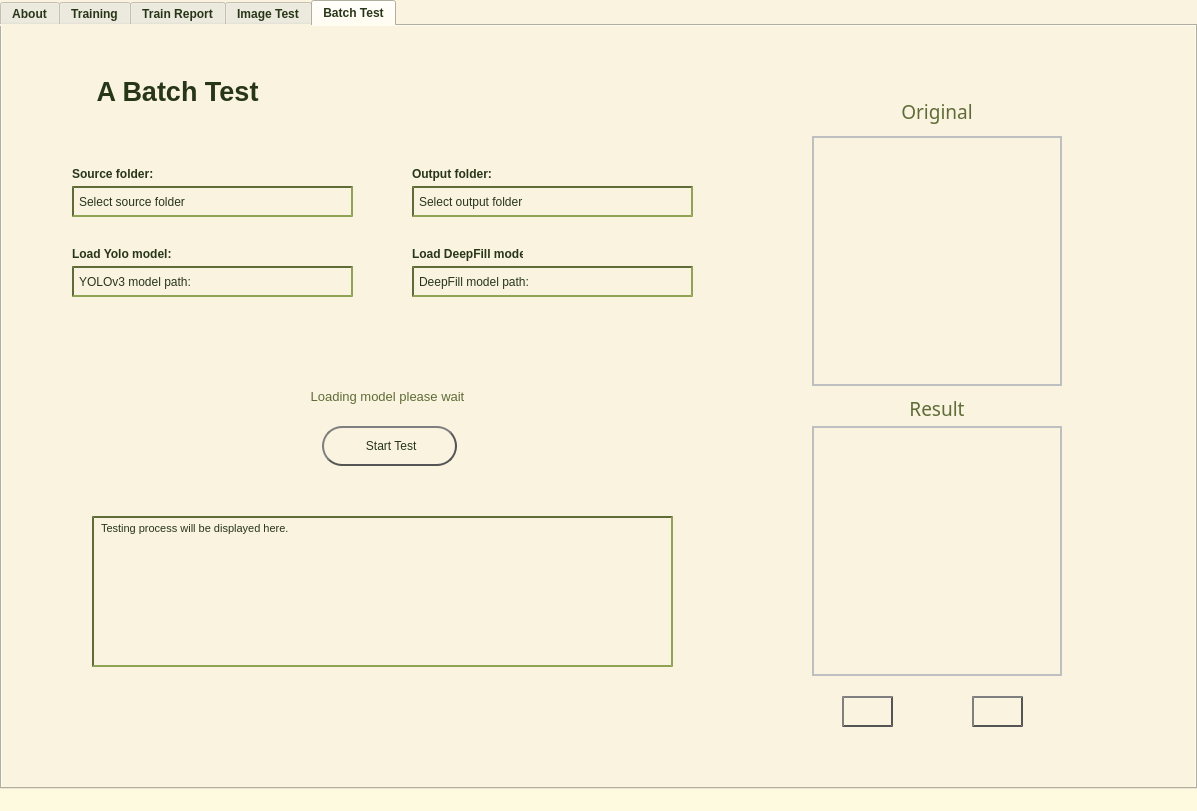
shlomi1074/Camouflage-Final-Project, file GUI/UI/MainScreen.ui: the form before one commit.
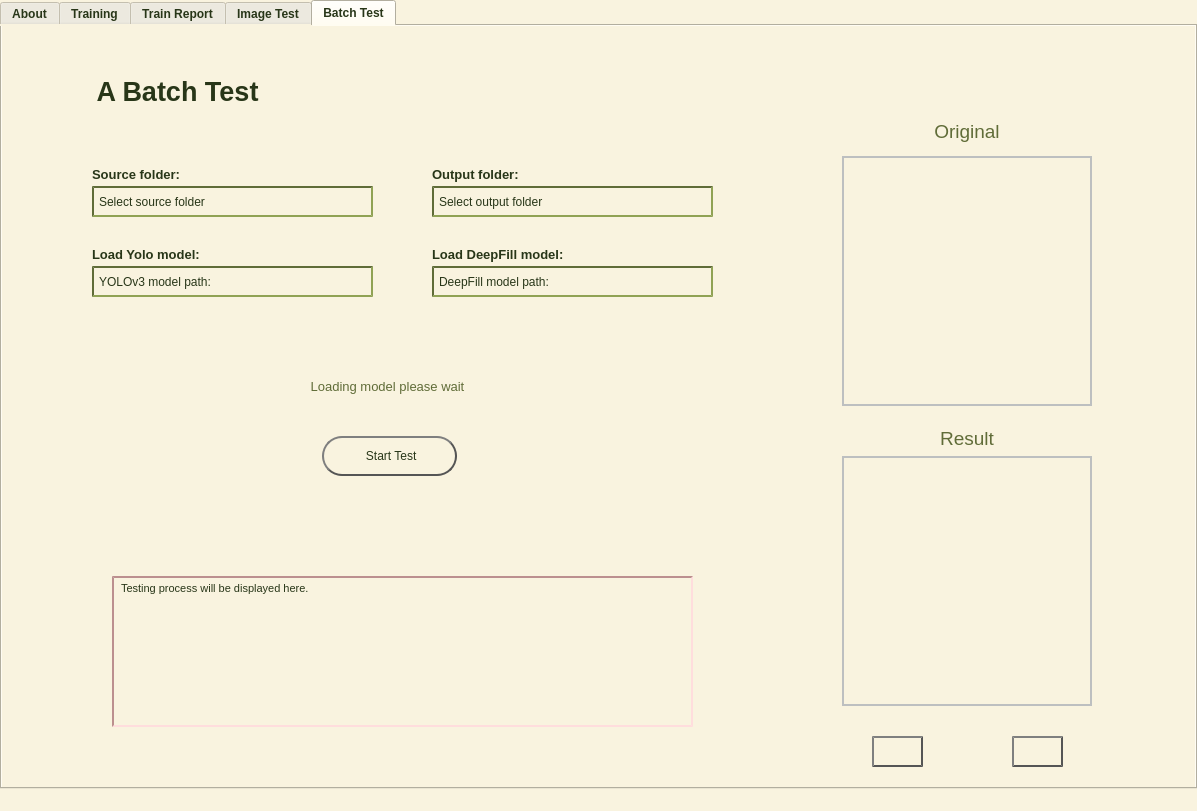
The form after the commit. The open tabs and pages were chosen to show the change. Icons and pictures are not drawn.

Diff of the .ui file:
```diff
--- a/GUI/UI/MainScreen.ui
+++ b/GUI/UI/MainScreen.ui
@@ -27,7 +27,7 @@
    <bool>false</bool>
   </property>
   <property name="styleSheet">
-   <string notr="true">background-color:#FEFAE0</string>
+   <string notr="true">background-color:#F9F3DF</string>
   </property>
   <property name="tabShape">
    <enum>QTabWidget::Triangular</enum>
@@ -2554,7 +2554,7 @@
        <widget class="QLabel" name="label_31">
         <property name="geometry">
          <rect>
-          <x>70</x>
+          <x>90</x>
           <y>140</y>
           <width>121</width>
           <height>16</height>
@@ -2562,7 +2562,8 @@
         </property>
         <property name="font">
          <font>
-          <pointsize>9</pointsize>
+          <family>Tahoma</family>
+          <pointsize>10</pointsize>
           <weight>75</weight>
           <bold>true</bold>
          </font>
@@ -2581,7 +2582,7 @@
         </property>
         <property name="geometry">
          <rect>
-          <x>70</x>
+          <x>90</x>
           <y>160</y>
           <width>281</width>
           <height>31</height>
@@ -2632,7 +2633,7 @@
        <widget class="QLabel" name="label_33">
         <property name="geometry">
          <rect>
-          <x>70</x>
+          <x>90</x>
           <y>220</y>
           <width>111</width>
           <height>16</height>
@@ -2640,7 +2641,8 @@
         </property>
         <property name="font">
          <font>
-          <pointsize>9</pointsize>
+          <family>Tahoma</family>
+          <pointsize>10</pointsize>
           <weight>75</weight>
           <bold>true</bold>
          </font>
@@ -2659,7 +2661,7 @@
         </property>
         <property name="geometry">
          <rect>
-          <x>70</x>
+          <x>90</x>
           <y>240</y>
           <width>281</width>
           <height>31</height>
@@ -2711,7 +2713,7 @@
         <property name="geometry">
          <rect>
           <x>320</x>
-          <y>400</y>
+          <y>410</y>
           <width>135</width>
           <height>40</height>
          </rect>
@@ -2766,8 +2768,8 @@
        <widget class="QTextBrowser" name="batchTestingProcess">
         <property name="geometry">
          <rect>
-          <x>90</x>
-          <y>490</y>
+          <x>110</x>
+          <y>550</y>
           <width>581</width>
           <height>151</height>
          </rect>
@@ -2779,7 +2781,7 @@
         </property>
         <property name="styleSheet">
          <string notr="true">color:#283618;padding-left:3px;
-border-style:inset;border-color:#606C38;border-width:2px;
+border-style:inset;border-color:#BC8F8F;border-width:2px;
 </string>
         </property>
         <property name="html">
@@ -2793,8 +2795,8 @@
        <widget class="QLabel" name="previewImage">
         <property name="geometry">
          <rect>
-          <x>810</x>
-          <y>400</y>
+          <x>840</x>
+          <y>430</y>
           <width>250</width>
           <height>250</height>
          </rect>
@@ -2824,8 +2826,8 @@
        <widget class="QPushButton" name="previewPrev">
         <property name="geometry">
          <rect>
-          <x>840</x>
-          <y>670</y>
+          <x>870</x>
+          <y>710</y>
           <width>51</width>
           <height>31</height>
          </rect>
@@ -2880,8 +2882,8 @@
        <widget class="QPushButton" name="previewNext">
         <property name="geometry">
          <rect>
-          <x>970</x>
-          <y>670</y>
+          <x>1010</x>
+          <y>710</y>
           <width>51</width>
           <height>31</height>
          </rect>
@@ -2936,15 +2938,15 @@
        <widget class="QLabel" name="label_34">
         <property name="geometry">
          <rect>
-          <x>880</x>
-          <y>370</y>
+          <x>910</x>
+          <y>400</y>
           <width>110</width>
           <height>25</height>
          </rect>
         </property>
         <property name="font">
          <font>
-          <family>Segoe Print</family>
+          <family>Tahoma</family>
           <pointsize>14</pointsize>
          </font>
         </property>
@@ -2992,7 +2994,7 @@
        <widget class="QLabel" name="label_107">
         <property name="geometry">
          <rect>
-          <x>410</x>
+          <x>430</x>
           <y>140</y>
           <width>121</width>
           <height>16</height>
@@ -3000,7 +3002,8 @@
         </property>
         <property name="font">
          <font>
-          <pointsize>9</pointsize>
+          <family>Tahoma</family>
+          <pointsize>10</pointsize>
           <weight>75</weight>
           <bold>true</bold>
          </font>
@@ -3019,7 +3022,7 @@
         </property>
         <property name="geometry">
          <rect>
-          <x>410</x>
+          <x>430</x>
           <y>160</y>
           <width>281</width>
           <height>31</height>
@@ -3045,7 +3048,7 @@
         </property>
         <property name="geometry">
          <rect>
-          <x>410</x>
+          <x>430</x>
           <y>240</y>
           <width>281</width>
           <height>31</height>
@@ -3096,15 +3099,16 @@
        <widget class="QLabel" name="label_108">
         <property name="geometry">
          <rect>
-          <x>410</x>
+          <x>430</x>
           <y>220</y>
-          <width>111</width>
+          <width>141</width>
           <height>16</height>
          </rect>
         </property>
         <property name="font">
          <font>
-          <pointsize>9</pointsize>
+          <family>Tahoma</family>
+          <pointsize>10</pointsize>
           <weight>75</weight>
           <bold>true</bold>
          </font>
@@ -3120,7 +3124,7 @@
        <widget class="QLabel" name="deepfillModelStatus_2">
         <property name="geometry">
          <rect>
-          <x>700</x>
+          <x>720</x>
           <y>243</y>
           <width>24</width>
           <height>24</height>
@@ -3139,7 +3143,7 @@
        <widget class="QLabel" name="yoloModelStatus_2">
         <property name="geometry">
          <rect>
-          <x>360</x>
+          <x>380</x>
           <y>243</y>
           <width>24</width>
           <height>24</height>
@@ -3158,8 +3162,8 @@
        <widget class="QLabel" name="originalImage">
         <property name="geometry">
          <rect>
-          <x>810</x>
-          <y>110</y>
+          <x>840</x>
+          <y>130</y>
           <width>250</width>
           <height>250</height>
          </rect>
@@ -3189,15 +3193,15 @@
        <widget class="QLabel" name="label_38">
         <property name="geometry">
          <rect>
-          <x>880</x>
-          <y>70</y>
+          <x>910</x>
+          <y>90</y>
           <width>110</width>
           <height>31</height>
          </rect>
         </property>
         <property name="font">
          <font>
-          <family>Segoe Print</family>
+          <family>Tahoma</family>
           <pointsize>14</pointsize>
          </font>
         </property>
@@ -3218,13 +3222,14 @@
         <property name="geometry">
          <rect>
           <x>280</x>
-          <y>360</y>
+          <y>350</y>
           <width>211</width>
           <height>21</height>
          </rect>
         </property>
         <property name="font">
          <font>
+          <family>Tahoma</family>
           <pointsize>10</pointsize>
          </font>
         </property>
```
Left out of the diff: 84 changed lines with no effect on the pictures.
